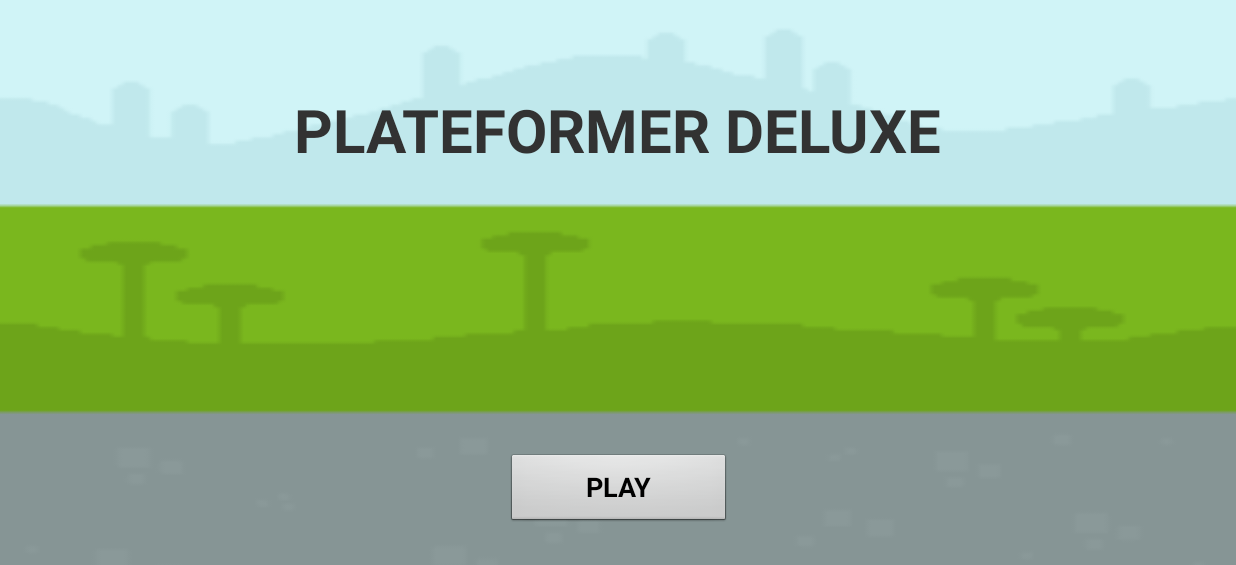
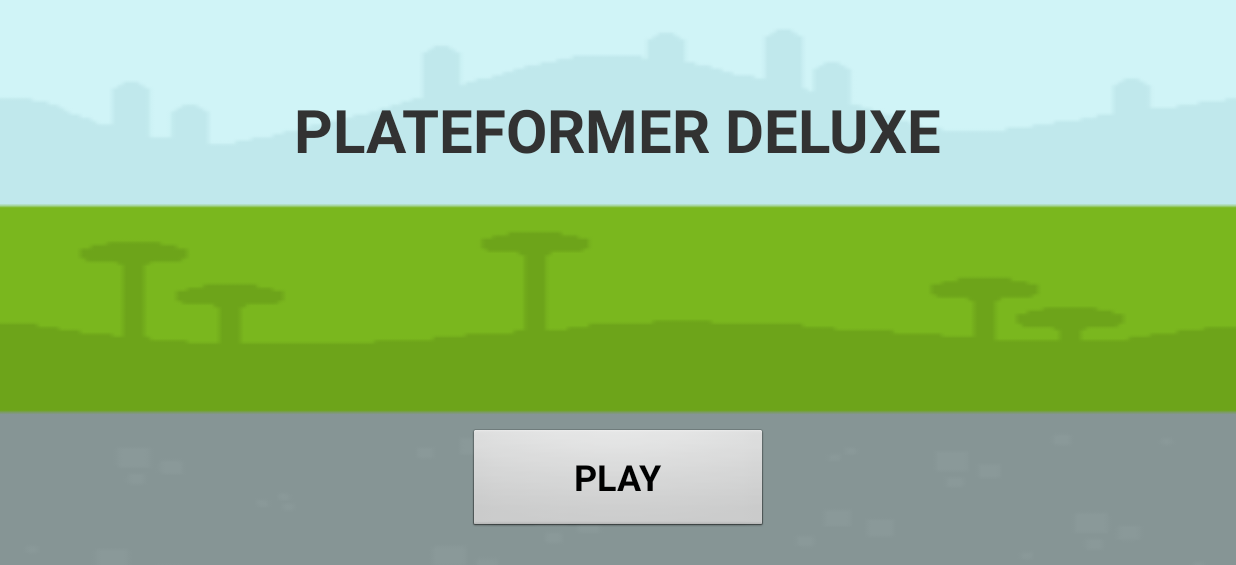
Before and after one commit to BenoitSauvage/android-game, an Android app: the screen it shows after launch (MainActivity), on a phone screen of 824 x 412 dp (held sideways). Shown: the top 565 px of the screen. Run offline under Robolectric (Android 15) with nearby library versions, the phone set to English and light mode, and no system bars.

Commit message:
[FEAT] Added alert dialog when back pressed in game

```diff
--- a/app/src/main/res/layout/activity_main.xml
+++ b/app/src/main/res/layout/activity_main.xml
@@ -28,14 +28,14 @@
     <Button
         android:id="@+id/button_play"
         style="@android:style/Widget.Button"
-        android:layout_width="150dp"
-        android:layout_height="50dp"
+        android:layout_width="200dp"
+        android:layout_height="70dp"
         android:layout_marginBottom="8dp"
         android:layout_marginEnd="8dp"
         android:layout_marginStart="8dp"
         android:layout_marginTop="8dp"
         android:text="@string/button_play"
-        android:textSize="18sp"
+        android:textSize="24sp"
         android:textStyle="bold"
         app:layout_constraintBottom_toBottomOf="parent"
         app:layout_constraintEnd_toEndOf="parent"
--- a/app/src/main/res/values/strings.xml
+++ b/app/src/main/res/values/strings.xml
@@ -2,4 +2,8 @@
     <string name="app_name">Game</string>
     <string name="game_name">PLATEFORMER DELUXE</string>
     <string name="button_play">PLAY</string>
+    <string name="dialog_title">Return to menu</string>
+    <string name="dialog_message">Are you sure you want to return to the main menu ?</string>
+    <string name="dialog_yes">Yes, please</string>
+    <string name="dialog_no">No, I\'m staying</string>
 </resources>
--- a/app/src/main/res/values/styles.xml
+++ b/app/src/main/res/values/styles.xml
@@ -5,4 +5,10 @@
         <!-- Customize your theme here. -->
     </style>
 
+    <style name="game_go_back_dialog" parent="Theme.AppCompat.Light.Dialog.Alert">
+        <item name="android:textColor">#00FF00</item>
+        <item name="android:typeface">monospace</item>
+        <item name="android:textSize">10sp</item>
+    </style>
+
 </resources>
```
Also changed, not shown: app/src/main/java/fr/benoitsauvage/game/GameActivity.java (+30 -0 lines).
